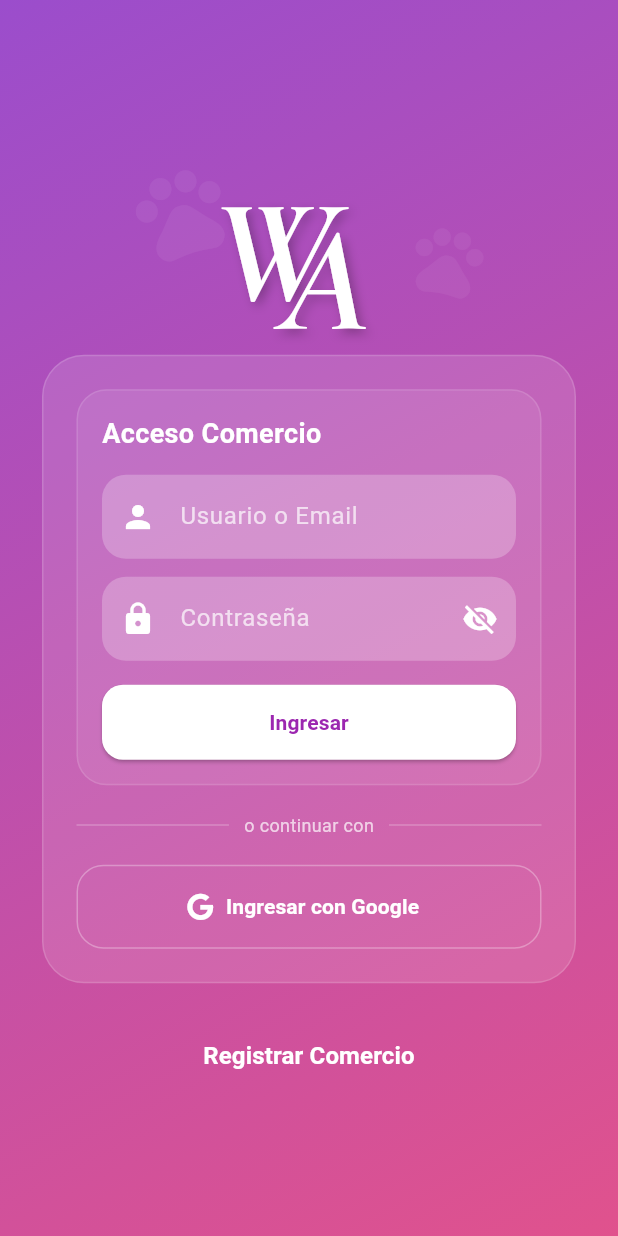
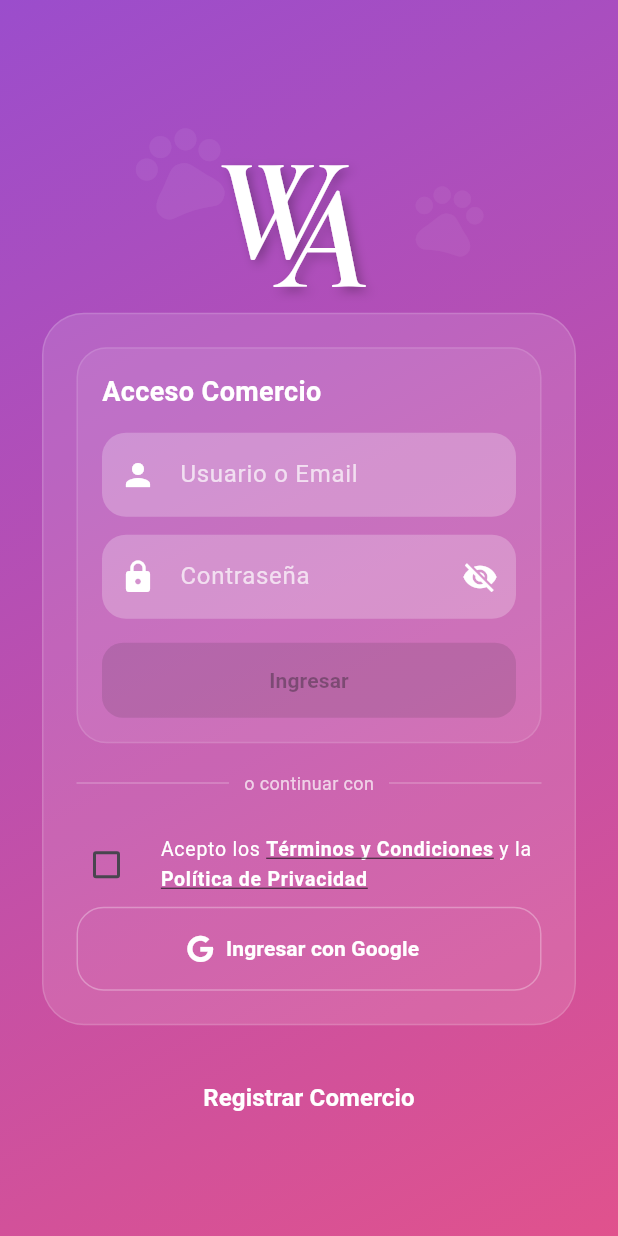
Before and after one commit to gjagency/webanimal_mobile, a Flutter app: the screen it shows after launch, on a phone screen of 412 x 824 dp. Run offline on Flutter 3.47's test engine with Material 3 defaults, Android fonts, the phone set to English and light mode, and no system bars; our stand-ins replace app_links, cached_network_image, dio, flutter_dotenv, flutter_map, font_awesome_flutter and 14 more; missing offline and left inert: video_thumbnail; network calls fail.

Commit message:
feat: add terms acceptance checkbox and validation for Google and Apple login

```diff
--- a/lib/pages/auth/sign_in.dart
+++ b/lib/pages/auth/sign_in.dart
@@ -5,7 +5,8 @@ import 'package:mobile_app/service/auth_service.dart';
 import 'package:font_awesome_flutter/font_awesome_flutter.dart';
 import 'package:google_fonts/google_fonts.dart';
 import 'package:geolocator/geolocator.dart';
-
+import 'package:mobile_app/pages/auth/terms_page.dart';
+import 'package:mobile_app/pages/auth/privacy_page.dart';
 class PageAuthSignIn extends StatefulWidget {
   const PageAuthSignIn({super.key});
 
@@ -16,6 +17,7 @@ class PageAuthSignIn extends StatefulWidget {
 class _PageAuthSignInState extends State<PageAuthSignIn> {
   final _usernameController = TextEditingController();
   final _passwordController = TextEditingController();
+  bool _acceptTerms = false;
   bool _obscurePassword = true;
 
   bool _loading = false;
@@ -58,6 +60,14 @@ class _PageAuthSignInState extends State<PageAuthSignIn> {
 
   /// 🔵 Login con Google
 Future<void> _loginWithGoogle() async {
+
+  if (!_acceptTerms) {
+    _showError(
+      'Debes aceptar los Términos y Condiciones para continuar',
+    );
+    return;
+  }
+
   setState(() => _loading = true);
 
   try {
@@ -77,10 +87,19 @@ class _PageAuthSignInState extends State<PageAuthSignIn> {
 }
 
 Future<void> _loginWithApple() async {
+
+  if (!_acceptTerms) {
+    _showError(
+      'Debes aceptar los Términos y Condiciones para continuar',
+    );
+    return;
+  }
+
   setState(() => _loading = true);
 
   try {
     final success = await AuthService.loginWithApple();
+
     if (success) {
       _goHome();
     } else {
@@ -313,7 +332,9 @@ class _PageAuthSignInState extends State<PageAuthSignIn> {
                                 width: double.infinity,
                                 height: 50,
                                 child: ElevatedButton(
-                                  onPressed: _loading ? null : _login,
+                                  onPressed: (_loading || !_acceptTerms)
+                                    ? null
+                                    : _login,
                                   style: ElevatedButton.styleFrom(
                                     backgroundColor: Colors.white,
                                     foregroundColor: Colors.purple,
@@ -357,6 +378,65 @@ class _PageAuthSignInState extends State<PageAuthSignIn> {
 
                         const SizedBox(height: 18),
 
+CheckboxListTile(
+  contentPadding: EdgeInsets.zero,
+  value: _acceptTerms,
+  activeColor: Colors.white,
+  checkColor: const Color(0xFF9B4DCC),
+  controlAffinity: ListTileControlAffinity.leading,
+  onChanged: (value) {
+    setState(() {
+      _acceptTerms = value ?? false;
+    });
+  },
+  title: Wrap(
+    children: [
+      const Text(
+        'Acepto los ',
+        style: TextStyle(
+          fontSize: 13,
+          color: Colors.white,
+        ),
+      ),
+      GestureDetector(
+        onTap: () {
+          context.push('/auth/terms_page');
+        },
+        child: const Text(
+          'Términos y Condiciones',
+          style: TextStyle(
+            fontSize: 13,
+            color: Colors.white,
+            fontWeight: FontWeight.bold,
+            decoration: TextDecoration.underline,
+          ),
+        ),
+      ),
+      const Text(
+        ' y la ',
+        style: TextStyle(
+          fontSize: 13,
+          color: Colors.white,
+        ),
+      ),
+      GestureDetector(
+        onTap: () {
+          context.push('/auth/privacy_page');
+        },
+        child: const Text(
+          'Política de Privacidad',
+          style: TextStyle(
+            fontSize: 13,
+            color: Colors.white,
+            fontWeight: FontWeight.bold,
+            decoration: TextDecoration.underline,
+          ),
+        ),
+      ),
+    ],
+  ),
+),
+
                         /// ================= GOOGLE LOGIN =================
                           if (Platform.isAndroid)
                             SizedBox(
@@ -375,7 +455,9 @@ class _PageAuthSignInState extends State<PageAuthSignIn> {
                                     fontWeight: FontWeight.bold,
                                   ),
                                 ),
-                                onPressed: _loading ? null : _loginWithGoogle,
+                               onPressed: (!_acceptTerms || _loading)
+                                ? null
+                                : _loginWithGoogle,
                                 style: OutlinedButton.styleFrom(
                                   side: BorderSide(
                                     color: Colors.white.withOpacity(0.3),
@@ -404,7 +486,9 @@ class _PageAuthSignInState extends State<PageAuthSignIn> {
                                     fontWeight: FontWeight.bold,
                                   ),
                                 ),
-                                onPressed: _loading ? null : _loginWithApple,
+                                onPressed: (!_acceptTerms || _loading)
+                                    ? null
+                                    : _loginWithApple,
                                 style: OutlinedButton.styleFrom(
                                   side: BorderSide(
                                     color: Colors.white.withOpacity(0.3),
```
Lines whose indentation alone changed are shown as unchanged.
